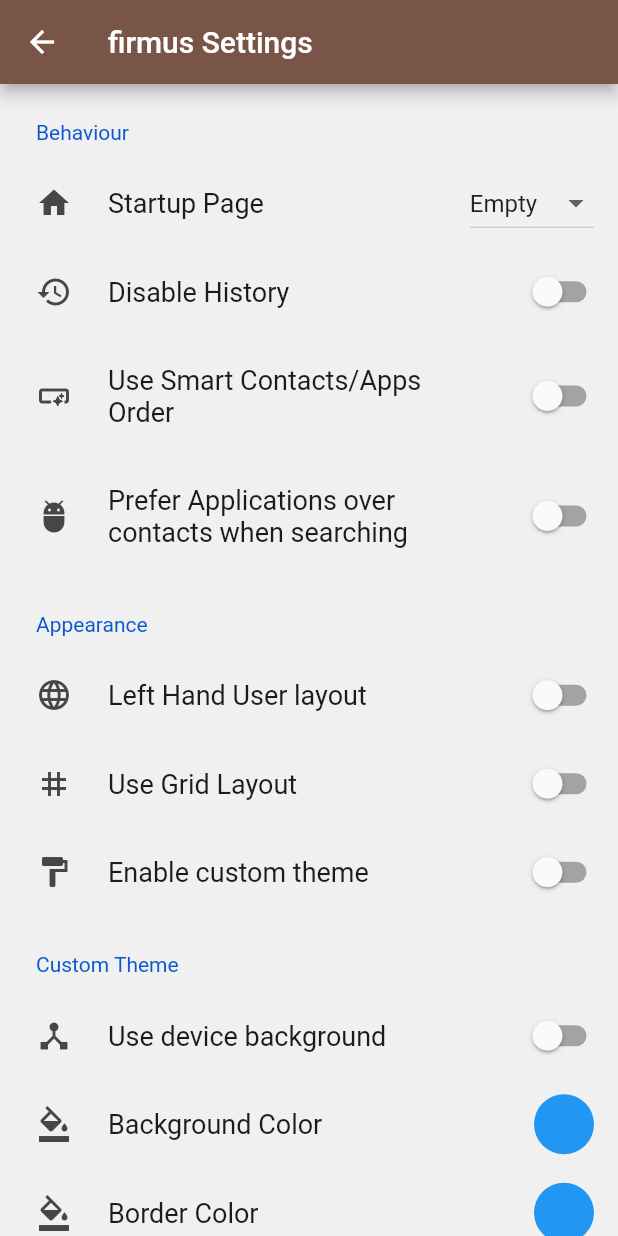
After one commit to ayham-1/firmus, a Flutter app: the Settings screen opened by its route, on a phone screen of 412 x 824 dp. The commit adds this screen. Run offline on Flutter 3.47's test engine with Material 2 defaults, Android fonts, the phone set to English and light mode, and no system bars; drawn by our look-alikes of settings_ui; our stand-ins replace flutter_colorpicker, flutter_contacts, flutter_riverpod, hive, hive_flutter, permission_handler and 1 more; missing offline and left inert: device_apps, fuzzywuzzy; accounts and stored records are empty.

Commit message:
add settings w/colorpicker

```diff
--- a/lib/main.dart
+++ b/lib/main.dart
@@ -4,6 +4,7 @@
 import 'package:hive_flutter/hive_flutter.dart';
 
 import 'package:firmus/views/apps.dart';
+import 'package:firmus/views/settings.dart';
 import 'package:firmus/views/item.dart';
 
 void main() async {
@@ -33,34 +34,14 @@
           scaffoldBackgroundColor: Colors.transparent,
           primarySwatch: Colors.brown,
         ),
+        darkTheme: ThemeData(
+          brightness: Brightness.dark,
+          backgroundColor: Colors.transparent,
+          scaffoldBackgroundColor: Colors.transparent,
+        ),
         routes: {
           '/': (context) => const AppsPage(),
-          '/settings': (context) => const HomePage(),
+          '/settings': (context) => const Settings(),
         });
   }
 }
-
-class HomePage extends ConsumerWidget {
-  const HomePage({super.key});
-
-  @override
-  Widget build(BuildContext context, WidgetRef ref) {
-    return Scaffold(
-      backgroundColor: Colors.transparent,
-      body: Container(),
-      bottomNavigationBar: BottomAppBar(
-        color: Colors.transparent,
-        elevation: 0,
-        child: SizedBox(
-          height: 70,
-          child: Center(
-            child: IconButton(
-              icon: const Icon(Icons.apps),
-              onPressed: () => Navigator.pushNamed(context, 'apps'),
-            ),
-          ),
-        ),
-      ),
-    );
-  }
-}
--- /dev/null
+++ b/lib/views/settings.dart
@@ -0,0 +1,198 @@
+import 'package:flutter/material.dart';
+import 'package:settings_ui/settings_ui.dart';
+import 'package:shared_preferences/shared_preferences.dart';
+import 'package:flutter_colorpicker/flutter_colorpicker.dart';
+
+var pagesList = ['Empty', 'History', 'All Apps'];
+
+class Settings extends StatefulWidget {
+  const Settings({super.key});
+
+  @override
+  State<Settings> createState() => _SettingsState();
+}
+
+class _SettingsState extends State<Settings> {
+  String startupPage = pagesList.first;
+  Color pickerColor = const Color(0xff443a49);
+
+  @override
+  Widget build(BuildContext context) {
+    return Scaffold(
+        appBar: AppBar(title: const Text("firmus Settings")),
+        body: FutureBuilder<SharedPreferences>(
+            future: SharedPreferences.getInstance(),
+            builder: (context, prefs) {
+              if (prefs.hasData) {
+                return SettingsList(sections: [
+                  SettingsSection(
+                    title: const Text("Behaviour"),
+                    tiles: <SettingsTile>[
+                      SettingsTile(
+                        title: const Text("Startup Page"),
+                        leading: const Icon(Icons.home),
+                        trailing: DropdownButton<String>(
+                          value: startupPage,
+                          onChanged: (String? toValue) =>
+                              setState(() => startupPage = toValue!),
+                          items: pagesList
+                              .map<DropdownMenuItem<String>>((String value) {
+                            return DropdownMenuItem<String>(
+                              value: value,
+                              child: Text(value),
+                            );
+                          }).toList(),
+                        ),
+                      ),
+                      SettingsTile.switchTile(
+                        onToggle: (value) => prefs.data
+                            ?.setBool('disableHistory', value)
+                            .then((value) => setState(() => {})),
+                        initialValue:
+                            prefs.data?.getBool('disableHistory') ?? false,
+                        title: const Text("Disable History"),
+                        leading: const Icon(Icons.history),
+                      ),
+                      SettingsTile.switchTile(
+                        onToggle: (value) => prefs.data
+                            ?.setBool('useSmartOrder', value)
+                            .then((value) => setState(() => {})),
+                        title: const Text("Use Smart Contacts/Apps Order"),
+                        leading: const Icon(Icons.smart_button),
+                        initialValue: prefs.data?.getBool('useSmartOrder'),
+                      ),
+                      SettingsTile.switchTile(
+                        onToggle: (value) => prefs.data
+                            ?.setBool('preferAppsOverContacts', value)
+                            .then((value) => setState(() => {})),
+                        initialValue:
+                            prefs.data?.getBool('preferAppsOverContacts'),
+                        title: const Text(
+                            "Prefer Applications over contacts when searching"),
+                        leading: const Icon(Icons.adb),
+                        enabled: false,
+                      ),
+                    ],
+                  ),
+                  SettingsSection(
+                    title: const Text('Appearance'),
+                    tiles: <SettingsTile>[
+                      SettingsTile.switchTile(
+                        onToggle: (value) => prefs.data
+                            ?.setBool('leftHandLayout', value)
+                            .then((value) => setState(() => {})),
+                        initialValue: prefs.data?.getBool('leftHandLayout'),
+                        leading: const Icon(Icons.language),
+                        title: const Text('Left Hand User layout'),
+                      ),
+                      SettingsTile.switchTile(
+                        onToggle: (value) {
+                          prefs.data?.setBool('useGrid', value);
+                        },
+                        initialValue: prefs.data?.getBool('useGrid'),
+                        leading: const Icon(Icons.grid_3x3),
+                        title: const Text('Use Grid Layout'),
+                      ),
+                      SettingsTile.switchTile(
+                        onToggle: (value) => prefs.data
+                            ?.setBool('useCustomtheme', value)
+                            .then((value) => setState(() => {})),
+                        initialValue: prefs.data?.getBool('useCustomTheme'),
+                        leading: const Icon(Icons.format_paint),
+                        title: const Text('Enable custom theme'),
+                      ),
+                    ],
+                  ),
+                  SettingsSection(
+                    title: const Text('Custom Theme'),
+                    tiles: <SettingsTile>[
+                      SettingsTile.switchTile(
+                        onToggle: (value) => prefs.data
+                            ?.setBool('useDeviceBg', value)
+                            .then((value) => setState(() => {})),
+                        initialValue: prefs.data?.getBool('useDeviceBg'),
+                        leading: const Icon(Icons.device_hub),
+                        title: const Text('Use device background'),
+                        enabled: false,
+                      ),
+                      SettingsTile(
+                        title: const Text('Background Color'),
+                        leading: const Icon(Icons.format_color_fill),
+                        trailing: _makeColorPicker("bgColor", prefs.data!),
+                        enabled: false,
+                      ),
+                      SettingsTile(
+                        title: const Text('Border Color'),
+                        leading: const Icon(Icons.format_color_fill),
+                        trailing: _makeColorPicker("borderColor", prefs.data!),
+                        enabled: false,
+                      ),
+                      SettingsTile(
+                        title: const Text('Search Bar Color'),
+                        leading: const Icon(Icons.format_color_fill),
+                        trailing: _makeColorPicker("barColor", prefs.data!),
+                        enabled: false,
+                      ),
+                    ],
+                  ),
+                  SettingsSection(
+                    title: const Text('About'),
+                    tiles: <SettingsTile>[
+                      SettingsTile(
+                        title: const Text('Created by ayham'),
+                        leading: const Icon(Icons.account_tree),
+                        enabled: false,
+                      ),
+                      SettingsTile(
+                        title: const Text('Website: ayham.xyz'),
+                        leading: const Icon(Icons.leaderboard),
+                        enabled: false,
+                      ),
+                      SettingsTile(
+                        title: const Text('Enjoy!'),
+                        leading: const Icon(Icons.label),
+                        enabled: false,
+                      ),
+                    ],
+                  ),
+                ]);
+              } else {
+                return const Center(child: CircularProgressIndicator());
+              }
+            }));
+  }
+
+  Widget _makeColorPicker(String prefColorName, SharedPreferences prefs) {
+    return InkWell(
+      child: CircleAvatar(
+        backgroundColor:
+            Color(prefs.getInt(prefColorName) ?? Colors.blue.value),
+      ),
+      onTap: () {
+        showDialog(
+            context: context,
+            builder: (context) => AlertDialog(
+                  title: const Text('Pick a color'),
+                  content: SingleChildScrollView(
+                    child: BlockPicker(
+                      pickerColor: Color(
+                          prefs.getInt(prefColorName) ?? Colors.blue.value),
+                      onColorChanged: (color) => pickerColor = color,
+                    ),
+                  ),
+                  actions: <Widget>[
+                    ElevatedButton(
+                      child: const Text('Pick'),
+                      onPressed: () {
+                        setState(() {
+                          prefs.setInt(prefColorName, pickerColor.value);
+                        });
+                        Navigator.of(context).pop();
+                      },
+                    ),
+                  ],
+                ));
+      },
+    );
+  }
+}
--- a/pubspec.yaml
+++ b/pubspec.yaml
@@ -3,6 +3,7 @@
   device_apps: ^2.2.0
   flutter:
     sdk: flutter
+  flutter_colorpicker: ^1.0.3
   flutter_contacts: ^1.1.5
   flutter_riverpod: ^1.0.0
   fuzzywuzzy: ^0.2.0
@@ -12,6 +13,8 @@
   json_annotation: ^4.4.0
   path: ^1.8.2
   permission_handler: ^10.2.0
+  settings_ui: ^2.0.2
+  shared_preferences: ^2.0.15
   star_menu: ^3.1.0+1
 description: 'A trusty, strong and reliable application launcher for Android - because
   all others are crap.'
```
Also changed, not shown: lib/history.dart (deleted), 1 other file.
